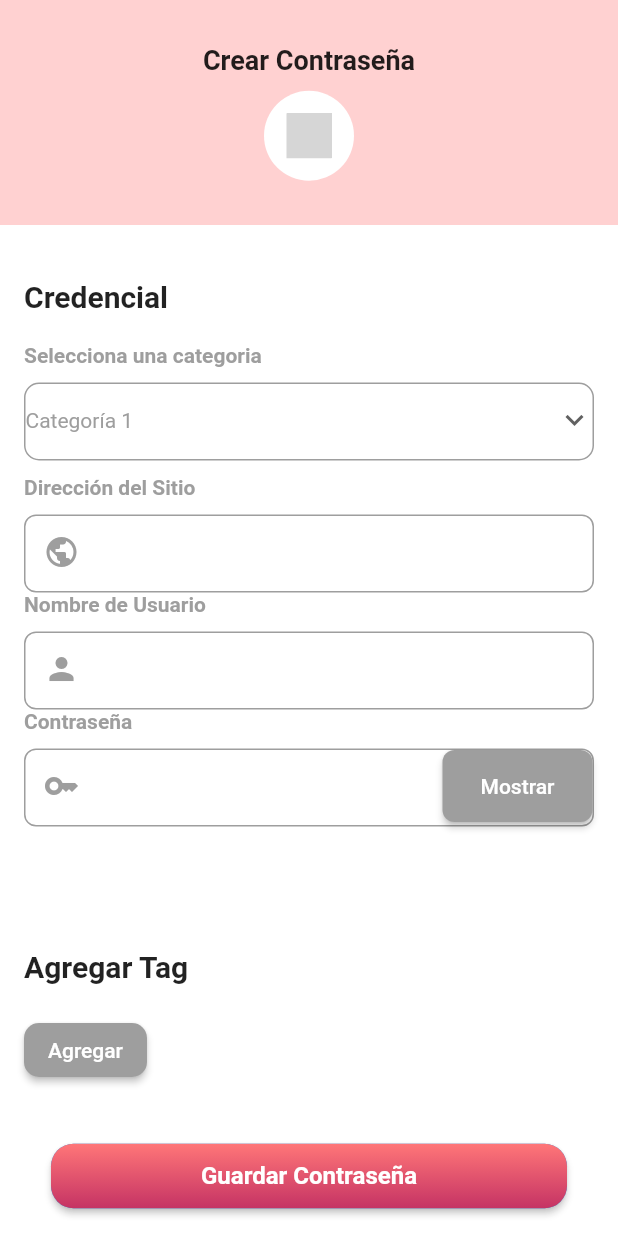
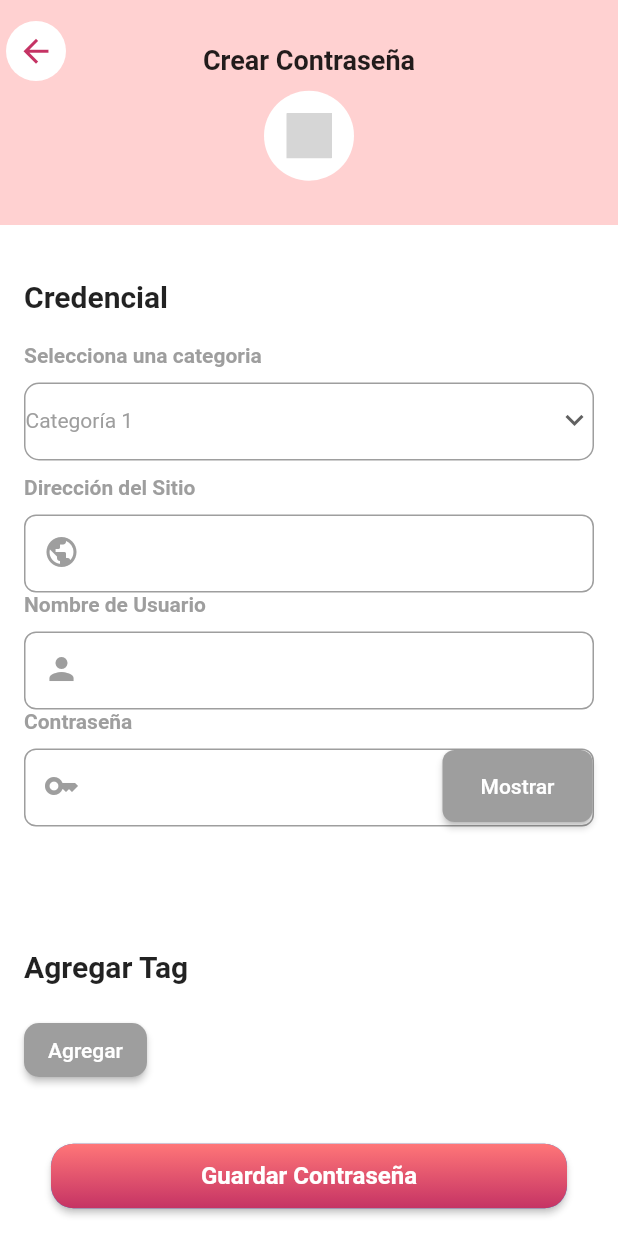
Before and after one commit to GEnriqueGT/encryption_flutter, a Flutter app: the PasswordCreateScreen screen opened by its route, on a phone screen of 412 x 824 dp. Run offline on Flutter 3.47's test engine with Material 2 defaults, Android fonts, the phone set to English and light mode, and no system bars; our stand-ins replace cloud_firestore, dio, equatable, firebase_auth, firebase_core, flutter_bloc and 3 more; accounts and stored records are empty; Roboto replaces fonts that are missing (DM Sans); grey boxes are pictures that could not be loaded.

Commit message:
restructurado pantallas con boton de regresar y cambios minimos interfaz

```diff
--- a/lib/password-create/widget/password_create_body.dart
+++ b/lib/password-create/widget/password_create_body.dart
@@ -33,14 +33,11 @@ class _PasswordCreateBodyState extends State<PasswordCreateBody> {
   void initState() {
     super.initState();
     passwordCreateModel = PasswordComplete(
-        site: "",
-        username: "",
-        categoryId: 0,
-        tagsIds: [],
-        password: "");
+        site: "", username: "", categoryId: 0, tagsIds: [], password: "");
     toastContext = ToastContext();
     toastContext.init(context);
   }
+
   @override
   void didChangeDependencies() {
     super.didChangeDependencies();
@@ -49,19 +46,54 @@ class _PasswordCreateBodyState extends State<PasswordCreateBody> {
 
   @override
   Widget build(BuildContext context) {
-    return BlocListener<PasswordCreateBloc, BaseState>(listener: (context, state) {
+    return BlocListener<PasswordCreateBloc, BaseState>(
+      listener: (context, state) {
         if (state is CreatePasswordSuccess) {
           Navigator.pop(context);
-        Toast.show('Contraseña creada con exito', duration: Toast.lengthShort, gravity:  Toast.bottom);
-      } else if(state is PasswordCreateError){
-        Toast.show(state.message, duration: Toast.lengthShort, gravity:  Toast.bottom);
+          Toast.show('Contraseña creada con exito',
+              duration: Toast.lengthShort, gravity: Toast.bottom);
+        } else if (state is PasswordCreateError) {
+          Toast.show(state.message,
+              duration: Toast.lengthShort, gravity: Toast.bottom);
         }
-    }, child: ListView(
+      },
+      child: ListView(
         children: <Widget>[
           Container(
               height: 150.0,
               color: pink.withOpacity(0.8),
               alignment: Alignment.center,
+              child: Stack(
+                children: [
+                  Container(
+                    margin: const EdgeInsets.only(top: 10),
+                    child:  Align(
+                        alignment: Alignment.topLeft,
+                        child: Stack(
+                          alignment: Alignment.center,
+                          children: [
+                            Container(
+                              width: 40.0,
+                              height: 40.0,
+                              decoration: const BoxDecoration(
+                                shape: BoxShape.circle,
+                                color: Colors.white,
+                              ),
+                            ),
+                            IconButton(
+                              onPressed: () {
+                                Navigator.pop(context);
+                              },
+                              icon: const Icon(
+                                Icons.arrow_back,
+                                color: darkPink,
+                                size: 25,
+                              ),
+                            ),
+                          ],
+                        )),
+                  ),
+                  Center(
                     child: Column(
                       mainAxisAlignment: MainAxisAlignment.center,
                       children: [
@@ -94,7 +126,9 @@ class _PasswordCreateBodyState extends State<PasswordCreateBody> {
                         ),
                       ],
                     ),
-        ),
+                  )
+                ],
+              )),
           Container(
             decoration: BoxDecoration(
               color: Colors.white,
@@ -176,7 +210,8 @@ class _PasswordCreateBodyState extends State<PasswordCreateBody> {
                           color: pink,
                           borderRadius: BorderRadius.circular(10.0),
                         ),
-                      padding: const EdgeInsets.symmetric(vertical: 10.0, horizontal: 12.0),
+                        padding: const EdgeInsets.symmetric(
+                            vertical: 10.0, horizontal: 12.0),
                         margin: const EdgeInsets.only(right: 8.0),
                         child: Text(
                           tag,
@@ -211,15 +246,14 @@ class _PasswordCreateBodyState extends State<PasswordCreateBody> {
               alignment: Alignment.bottomCenter,
               child: ElevatedButton(
                 onPressed: () {
-
                   passwordCreateModel.categoryId = 1;
                   passwordCreateModel.site = urlController.text;
                   passwordCreateModel.username = userController.text;
                   passwordCreateModel.password = passwordController.text;
                   passwordCreateModel.tagsIds = [];
 
-                passwordCreateBlocBloc.add(CreatePassword(passwordCreateModel));
-
+                  passwordCreateBlocBloc
+                      .add(CreatePassword(passwordCreateModel));
                 },
                 style: ElevatedButton.styleFrom(
                   padding: EdgeInsets.zero,
@@ -236,8 +270,8 @@ class _PasswordCreateBodyState extends State<PasswordCreateBody> {
                     ),
                     borderRadius: BorderRadius.circular(15.0),
                   ),
-                padding:
-                const EdgeInsets.symmetric(vertical: 12.0, horizontal: 100.0),
+                  padding: const EdgeInsets.symmetric(
+                      vertical: 12.0, horizontal: 100.0),
                   child: const Text(
                     'Guardar Contraseña',
                     style: TextStyle(
@@ -252,7 +286,8 @@ class _PasswordCreateBodyState extends State<PasswordCreateBody> {
             ),
           ),
         ],
-    ),);
+      ),
+    );
   }
 
   void _mostrarDialogoAgregarTag() {
```
Also changed, not shown: lib/password-preview/widget/password_preview_body.dart (+33 -10 lines). Lines whose indentation alone changed are shown as unchanged.
